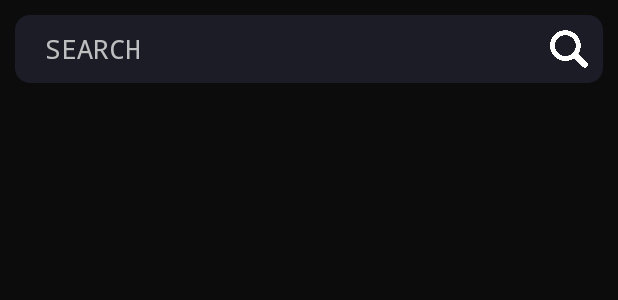
After one commit to CMPUT301F24gengar/gengar-draw, an Android app: the layout fragment_admin_facility_profiles.xml on its own in the app's theme, with its tools: preview values and no code run, on a phone screen of 412 x 824 dp. The commit adds this screen. Shown: the top 300 px of the screen. Run offline under Robolectric (Android 15) with nearby library versions, the phone set to English and light mode, and no system bars.

Commit message:
Added facility list for admin to browse through.

```diff
--- a/app/src/main/java/com/example/gengardraw/MainActivity.java
+++ b/app/src/main/java/com/example/gengardraw/MainActivity.java
@@ -20,6 +20,7 @@ import androidx.fragment.app.FragmentTransaction;
 
 import Classes.UserProfile;
 import Classes.UserProfileManager;
+import Fragments.admin_facility_profiles;
 import Fragments.admin_user_profiles;
 import Fragments.create_event;
 import Fragments.facility_profile;
@@ -177,6 +178,8 @@ public class MainActivity extends AppCompatActivity implements register.OnRegist
             @Override
             public void onClick(View v) {
                 setHighlightedAdminButton(adminFacilitiesButton, isExpanded, false);
+                setHighlightedButton(highlightedButton, true);
+                getSupportFragmentManager().beginTransaction().replace(R.id.main_content, new admin_facility_profiles()).commit();
             }
         });
     }
--- /dev/null
+++ b/app/src/main/res/layout/fragment_admin_facility_profiles.xml
@@ -0,0 +1,46 @@
+<LinearLayout xmlns:android="http://schemas.android.com/apk/res/android"
+    xmlns:tools="http://schemas.android.com/tools"
+    android:layout_width="match_parent"
+    android:layout_height="match_parent"
+    android:background="@color/black1"
+    android:gravity="center|top"
+    android:orientation="vertical"
+    tools:context="Fragments.admin_facility_profiles">
+
+    <FrameLayout
+        android:layout_width="match_parent"
+        android:layout_height="45dp"
+        android:layout_margin="10dp"
+        android:background="@drawable/rounded_corner"
+        android:backgroundTint="@color/black2">
+
+        <EditText
+            android:id="@+id/admin_facility_profiles_search_bar"
+            style="@style/main"
+            android:layout_width="match_parent"
+            android:layout_height="match_parent"
+            android:layout_gravity="center|start"
+            android:layout_marginStart="20dp"
+            android:layout_marginEnd="45dp"
+            android:background="@drawable/rounded_corner"
+            android:hint="@string/search"
+            android:textColor="@color/white"
+            android:textColorHint="@color/grey"
+            android:textSize="18sp" />
+
+        <ImageView
+            android:id="@+id/admin_facility_profiles_search_button"
+            android:layout_width="45dp"
+            android:layout_height="match_parent"
+            android:layout_gravity="center|end"
+            android:contentDescription="@string/todo"
+            android:padding="10dp"
+            android:src="@drawable/search" />
+    </FrameLayout>
+
+    <androidx.recyclerview.widget.RecyclerView
+        android:id="@+id/admin_facility_profiles_list"
+        android:layout_width="match_parent"
+        android:layout_height="match_parent" />
+
+</LinearLayout>
```
Also changed, not shown: app/src/main/java/Adapters/FacilityAdapter.java (added, +69 -0 lines), app/src/main/java/Fragments/admin_facility_profiles.java (added, +108 -0 lines).
